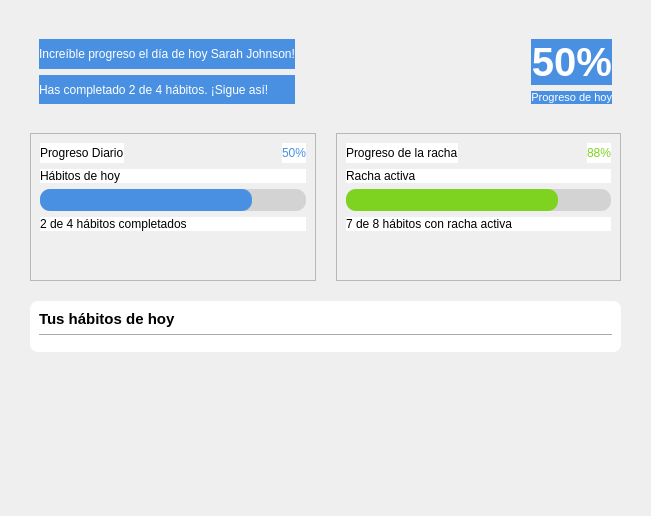
First picture: the form in infraestructure/ui/pages/dashboard/dashboard_view.ui, repository judajaavAlt/PI2, before the edit.
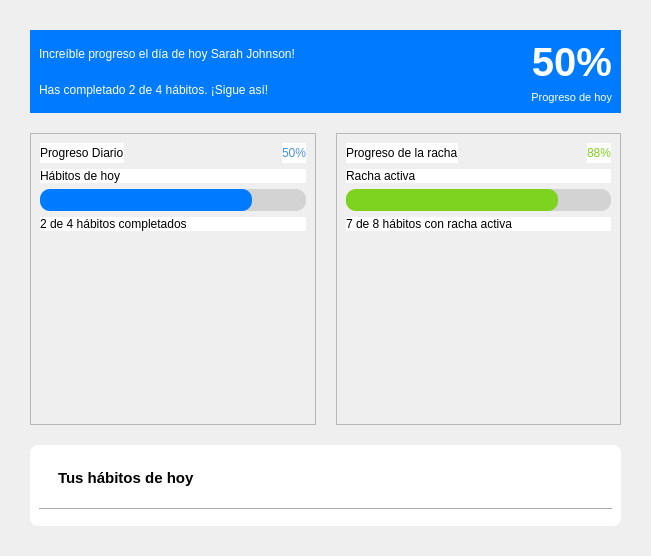
Second picture: the form after the edit.

Commit message: general interfaces style improved

```diff
--- a/infraestructure/ui/pages/dashboard/dashboard_view.ui
+++ b/infraestructure/ui/pages/dashboard/dashboard_view.ui
@@ -7,7 +7,7 @@
     <x>0</x>
     <y>0</y>
     <width>651</width>
-    <height>516</height>
+    <height>556</height>
    </rect>
   </property>
   <property name="windowTitle">
@@ -94,6 +94,9 @@
    </property>
    <item>
     <widget class="QFrame" name="mainProgressBanner">
+     <property name="styleSheet">
+      <string notr="true">background-color: #007BFF;</string>
+     </property>
      <property name="frameShape">
       <enum>QFrame::Shape::NoFrame</enum>
      </property>
@@ -106,8 +109,7 @@
         <item>
          <widget class="QLabel" name="bannerGreeting">
           <property name="styleSheet">
-           <string notr="true">color: white;           /* Texto blanco */
-background-color: #4A90E2;  /* Fondo azul #4A90E2 */</string>
+           <string notr="true">color: white;           /* Texto blanco */</string>
           </property>
           <property name="text">
            <string>Increíble progreso el día de hoy Sarah Johnson!</string>
@@ -117,8 +119,7 @@
         <item>
          <widget class="QLabel" name="bannerSubtext">
           <property name="styleSheet">
-           <string notr="true">color: white;           /* Texto blanco */
-background-color: #4A90E2;  /* Fondo azul #4A90E2 */</string>
+           <string notr="true">color: white;           /* Texto blanco */</string>
           </property>
           <property name="text">
            <string>Has completado 2 de 4 hábitos. ¡Sigue así!</string>
@@ -146,7 +147,7 @@
          <widget class="QLabel" name="bannerPercentage">
           <property name="styleSheet">
            <string notr="true">color: white;           /* Texto blanco */
-background-color: #4A90E2;  /* Fondo azul #4A90E2 */</string>
+background-color: #007BFF;  /* Fondo azul #4A90E2 */</string>
           </property>
           <property name="text">
            <string>&lt;html&gt;&lt;head/&gt;&lt;body&gt;&lt;p&gt;&lt;span style=&quot; font-size:30pt; font-weight:700;&quot;&gt;50%&lt;/span&gt;&lt;/p&gt;&lt;/body&gt;&lt;/html&gt;</string>
@@ -166,7 +167,7 @@
           </property>
           <property name="styleSheet">
            <string notr="true">color: white;           /* Texto blanco */
-background-color: #4A90E2;  /* Fondo azul #4A90E2 */</string>
+background-color: #007BFF;  /* Fondo azul #4A90E2 */</string>
           </property>
           <property name="text">
            <string>Progreso de hoy</string>
@@ -252,7 +253,7 @@
 	background: lightgray;  /* Color de fondo de la barra */
 }
 QProgressBar::chunk {
-	background: #4A90E2; /* Color de la parte llena de la barra */
+	background: #007BFF; /* Color de la parte llena de la barra */
 	border-radius: 10px;
 }</string>
           </property>
@@ -406,7 +407,9 @@
 	border-radius: 8px;
 }
 
-</string>
+QLabel {
+	padding: 15px;
+}</string>
      </property>
      <layout class="QVBoxLayout" name="verticalLayout_2">
       <item>
@@ -423,6 +426,10 @@
       </item>
       <item>
        <widget class="Line" name="line">
+        <property name="styleSheet">
+         <string notr="true">margin: 0px;
+padding: 0px;</string>
+        </property>
         <property name="orientation">
          <enum>Qt::Orientation::Horizontal</enum>
         </property>
@@ -434,19 +441,6 @@
      </layout>
     </widget>
    </item>
-   <item>
-    <spacer name="verticalSpacer_3">
-     <property name="orientation">
-      <enum>Qt::Orientation::Vertical</enum>
-     </property>
-     <property name="sizeHint" stdset="0">
-      <size>
-       <width>20</width>
-       <height>40</height>
-      </size>
-     </property>
-    </spacer>
-   </item>
   </layout>
  </widget>
  <resources/>
```
Left out of the diff: 2 changed lines with no effect on the pictures. The commit also changes 8 other files.
